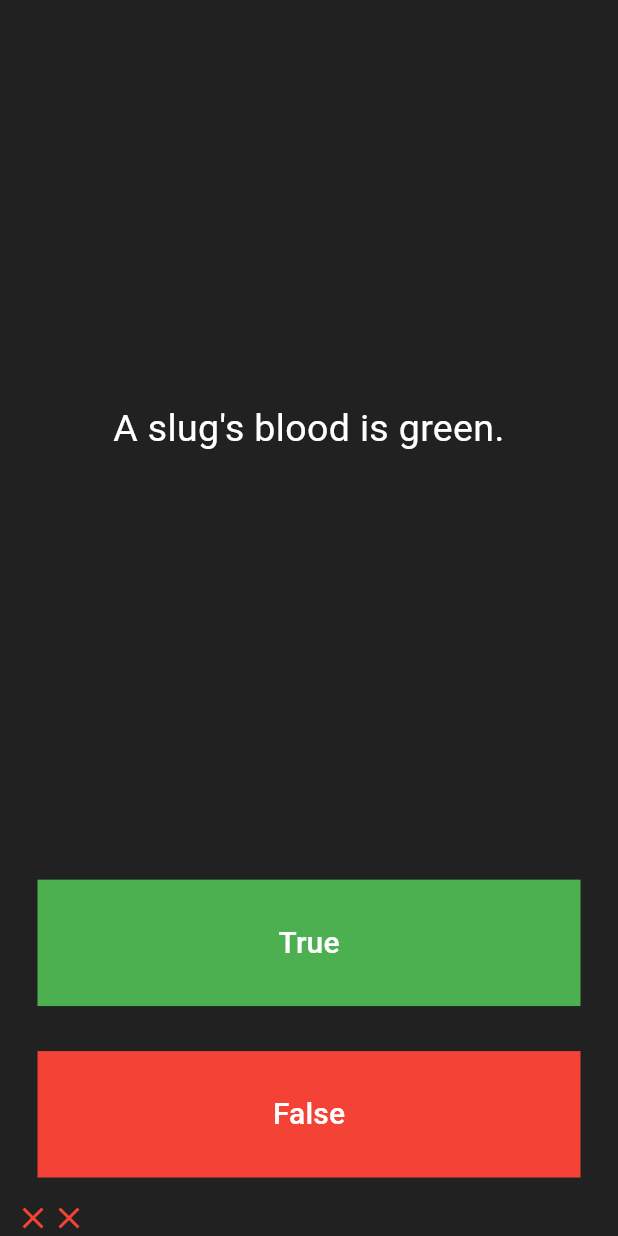
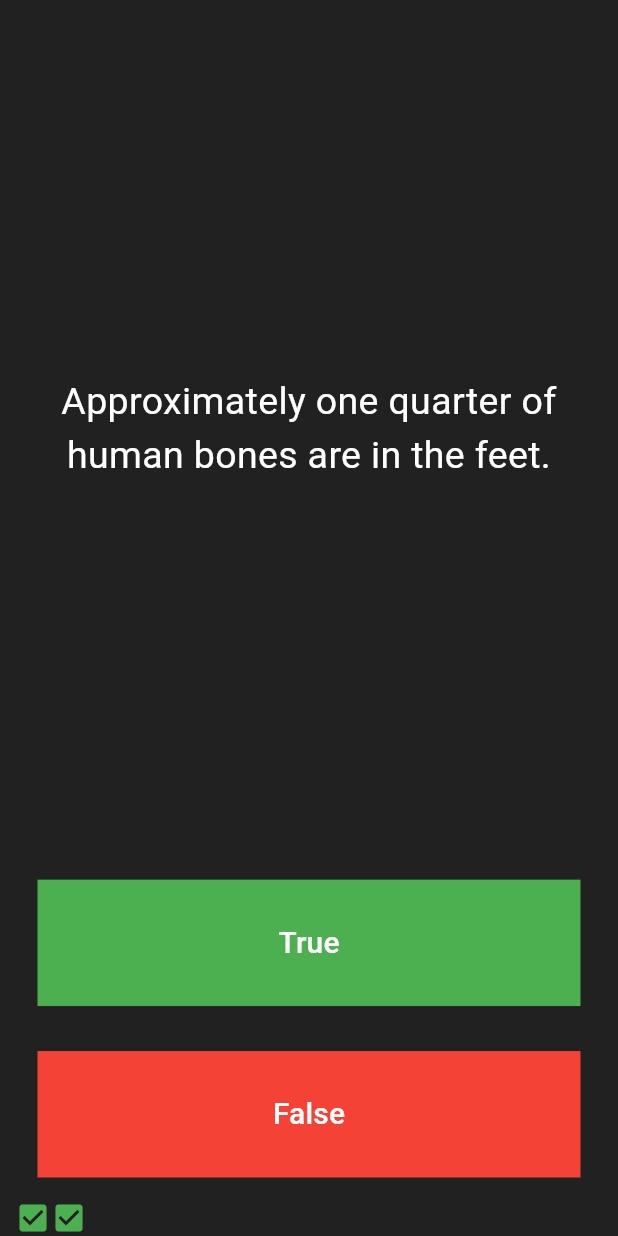
Before and after one commit to bishoyelmalah/quizzler, a Flutter app: the screen it shows after launch, after a tap on "True", after a tap on "False", on a phone screen of 412 x 824 dp. Run offline on Flutter 3.47's test engine with Material 3 defaults, Android fonts, the phone set to English and light mode, and no system bars; missing offline and left inert: restart_app.

Commit message:
Refactor quiz logic by introducing QuestionBank and ScoreKeeper classes for improved organization and functionality

```diff
--- /dev/null
+++ b/lib/quiz_bank.dart
@@ -0,0 +1,62 @@
+import 'questions.dart';
+import 'score_keeper.dart';
+
+class QuestionBank {
+  int _questionNumber = 0;
+  ScoreKeeper scoreKeeper = ScoreKeeper();
+
+  List<Question> _questionBank = [
+    Question('Some cats are actually allergic to humans', true),
+    Question('You can lead a cow down stairs but not up stairs.', false),
+    Question('Approximately one quarter of human bones are in the feet.', true),
+    Question('A slug\'s blood is green.', true),
+    Question('Buzz Aldrin\'s mother\'s maiden name was \"Moon\".', true),
+    Question('It is illegal to pee in the Ocean in Portugal.', true),
+    Question(
+        'No piece of square dry paper can be folded in half more than 7 times.',
+        false),
+    Question(
+        'In London, UK, if you happen to die in the House of Parliament, you are technically entitled to a state funeral, because the building is considered too sacred a place.',
+        true),
+    Question(
+        'The loudest sound produced by any animal is 188 decibels. That animal is the African Elephant.',
+        false),
+    Question(
+        'The total surface area of two human lungs is approximately 70 square metres.',
+        true),
+    Question('Google was originally called \"Backrub\".', true),
+    Question(
+        'Chocolate affects a dog\'s heart and nervous system; a few ounces are enough to kill a small dog.',
+        true),
+    Question(
+        'In West Virginia, USA, if you accidentally hit an animal with your car, you are free to take it home to eat.',
+        true),
+  ];
+
+  void nextQuestion() {
+    if (_questionNumber < getBankLength() - 1) {
+      _questionNumber++;
+    }
+  }
+
+  String getQuestionText() {
+    return _questionBank[_questionNumber].questionText;
+  }
+
+  bool getQuestionAnswer() {
+    return _questionBank[_questionNumber].questionAnswer;
+  }
+
+  int getBankLength() {
+    return _questionBank.length;
+  }
+
+  void checkAnswer(bool userAnswer) {
+    bool correctAnswer = getQuestionAnswer();
+    if (userAnswer == correctAnswer) {
+      scoreKeeper.addCorrect();
+    } else {
+      scoreKeeper.addWrong();
+    }
+  }
+}
--- a/lib/quiz_page.dart
+++ b/lib/quiz_page.dart
@@ -1,6 +1,7 @@
 import 'package:flutter/material.dart';
-import 'questions.dart';
-import 'score_page.dart';
+import 'quiz_bank.dart';
+
+QuestionBank bank = QuestionBank();
 
 class QuizPage extends StatefulWidget {
   const QuizPage({super.key});
@@ -10,25 +11,6 @@ class QuizPage extends StatefulWidget {
 }
 
 class _QuizPageState extends State<QuizPage> {
-  List<Icon> scoreKeeper = [];
-
-  List<Question> questionBank = [
-    Question("You can lead a cow upstairs, but not downstairs.", false),
-    Question("Approximately one quarter of human bones are in the feet", true),
-    Question("A slug's blood is green.", true)
-  ];
-
-  Icon correct = Icon(
-    Icons.check_box,
-    color: Colors.green,
-  );
-
-  Icon wrong = Icon(
-    Icons.close,
-    color: Colors.red,
-  );
-
-  int questionNumber = 0;
   int score = 0;
 
   @override
@@ -43,7 +25,7 @@ class _QuizPageState extends State<QuizPage> {
             child: Padding(
               padding: const EdgeInsets.all(10.0),
               child: Text(
-                questionBank[questionNumber].questionText,
+                bank.getQuestionText(),
                 textAlign: TextAlign.center,
                 style: TextStyle(
                   color: Colors.white,
@@ -59,20 +41,8 @@ class _QuizPageState extends State<QuizPage> {
             child: TextButton(
                 onPressed: () {
                   setState(() {
-                    if (questionBank[questionNumber].questionAnswer) {
-                      scoreKeeper.add(correct);
-                      score++;
-                    } else {
-                      scoreKeeper.add(wrong);
-                    }
-                    if (questionNumber < questionBank.length - 1) {
-                      questionNumber++;
-                    } else {
-                      Navigator.push(
-                          context,
-                          MaterialPageRoute(
-                              builder: (context) => ScorePage(score: score)));
-                    }
+                    bank.checkAnswer(true);
+                    bank.nextQuestion();
                   });
                 },
                 style: ButtonStyle(
@@ -94,20 +64,8 @@ class _QuizPageState extends State<QuizPage> {
             child: TextButton(
                 onPressed: () {
                   setState(() {
-                    if (!questionBank[questionNumber].questionAnswer) {
-                      scoreKeeper.add(correct);
-                      score++;
-                    } else {
-                      scoreKeeper.add(wrong);
-                    }
-                    if (questionNumber < questionBank.length - 1) {
-                      questionNumber++;
-                    } else {
-                      Navigator.push(
-                          context,
-                          MaterialPageRoute(
-                              builder: (context) => ScorePage(score: score)));
-                    }
+                    bank.checkAnswer(false);
+                    bank.nextQuestion();
                   });
                 },
                 style: ButtonStyle(
@@ -125,7 +83,7 @@ class _QuizPageState extends State<QuizPage> {
           ),
         ),
         Row(
-          children: scoreKeeper,
+          children: bank.scoreKeeper.score,
         )
       ],
     );
--- /dev/null
+++ b/lib/score_keeper.dart
@@ -0,0 +1,23 @@
+import 'package:flutter/material.dart';
+
+class ScoreKeeper {
+  List<Icon> score = [];
+
+  Icon correct = Icon(
+    Icons.check_box,
+    color: Colors.green,
+  );
+
+  Icon wrong = Icon(
+    Icons.close,
+    color: Colors.red,
+  );
+
+  void addCorrect() {
+    score.add(correct);
+  }
+
+  void addWrong() {
+    score.add(wrong);
+  }
+}
```
